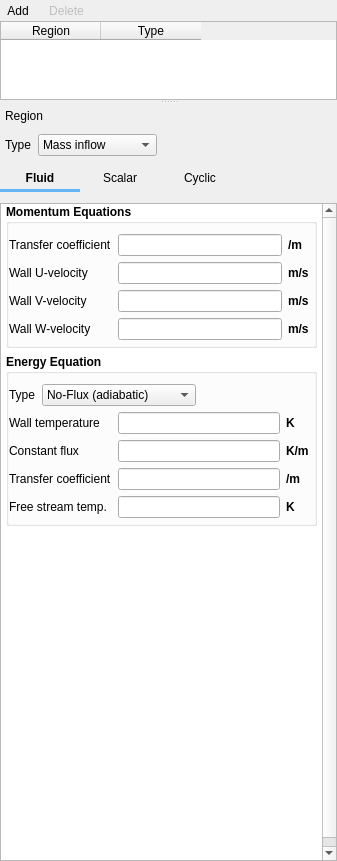
This is mfixgui/uifiles/boundary_conditions.ui in truongd8593/mfix as Qt 5 draws it before an edit. The edited form follows.
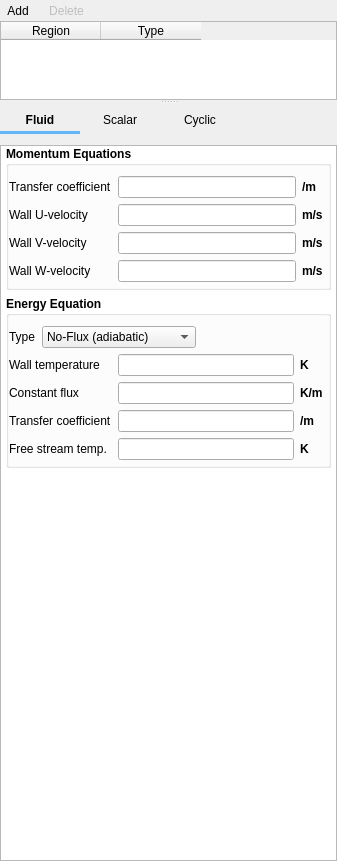
This is the edited form. Custom widgets are drawn as their Qt base class.

Commit message: BCs: remove not-yet-functioning widgets

The edit to the form file:
```diff
--- a/mfixgui/uifiles/boundary_conditions.ui
+++ b/mfixgui/uifiles/boundary_conditions.ui
@@ -212,113 +212,6 @@
         <number>0</number>
        </property>
        <item row="0" column="0">
-        <layout class="QHBoxLayout" name="horizontalLayout">
-         <property name="leftMargin">
-          <number>5</number>
-         </property>
-         <property name="topMargin">
-          <number>5</number>
-         </property>
-         <property name="rightMargin">
-          <number>5</number>
-         </property>
-         <property name="bottomMargin">
-          <number>5</number>
-         </property>
-         <item>
-          <widget class="QLabel" name="label_3">
-           <property name="text">
-            <string>Region</string>
-           </property>
-           <property name="margin">
-            <number>0</number>
-           </property>
-          </widget>
-         </item>
-         <item>
-          <widget class="QLabel" name="label_2">
-           <property name="text">
-            <string/>
-           </property>
-          </widget>
-         </item>
-        </layout>
-       </item>
-       <item row="1" column="0">
-        <layout class="QHBoxLayout" name="horizontalLayout_4">
-         <property name="leftMargin">
-          <number>5</number>
-         </property>
-         <item>
-          <widget class="QLabel" name="label">
-           <property name="text">
-            <string>Type</string>
-           </property>
-           <property name="margin">
-            <number>0</number>
-           </property>
-          </widget>
-         </item>
-         <item>
-          <widget class="QComboBox" name="comboBox">
-           <item>
-            <property name="text">
-             <string>Mass inflow</string>
-            </property>
-           </item>
-           <item>
-            <property name="text">
-             <string>Pressure inflow</string>
-            </property>
-           </item>
-           <item>
-            <property name="text">
-             <string>No Slip Wall</string>
-            </property>
-           </item>
-           <item>
-            <property name="text">
-             <string>Free Slip Wall</string>
-            </property>
-           </item>
-           <item>
-            <property name="text">
-             <string>Partial Slip Wall</string>
-            </property>
-           </item>
-           <item>
-            <property name="text">
-             <string>Pressure Inflow</string>
-            </property>
-           </item>
-           <item>
-            <property name="text">
-             <string>Mass Outflow</string>
-            </property>
-           </item>
-           <item>
-            <property name="text">
-             <string>Cyclic Boundary</string>
-            </property>
-           </item>
-          </widget>
-         </item>
-         <item>
-          <spacer name="horizontalSpacer_4">
-           <property name="orientation">
-            <enum>Qt::Horizontal</enum>
-           </property>
-           <property name="sizeHint" stdset="0">
-            <size>
-             <width>40</width>
-             <height>20</height>
-            </size>
-           </property>
-          </spacer>
-         </item>
-        </layout>
-       </item>
-       <item row="2" column="0">
         <layout class="QHBoxLayout" name="horizontalLayout_2">
          <item>
           <widget class="QFrame" name="tab_frame">
@@ -437,7 +330,7 @@
          </item>
         </layout>
        </item>
-       <item row="3" column="0">
+       <item row="1" column="0">
         <widget class="QScrollArea" name="scrollarea_detail">
          <property name="sizePolicy">
           <sizepolicy hsizetype="Expanding" vsizetype="MinimumExpanding">
@@ -462,8 +355,8 @@
            <rect>
             <x>0</x>
             <y>0</y>
-            <width>321</width>
-            <height>671</height>
+            <width>335</width>
+            <height>712</height>
            </rect>
           </property>
           <layout class="QGridLayout" name="gridLayout_3">
```
